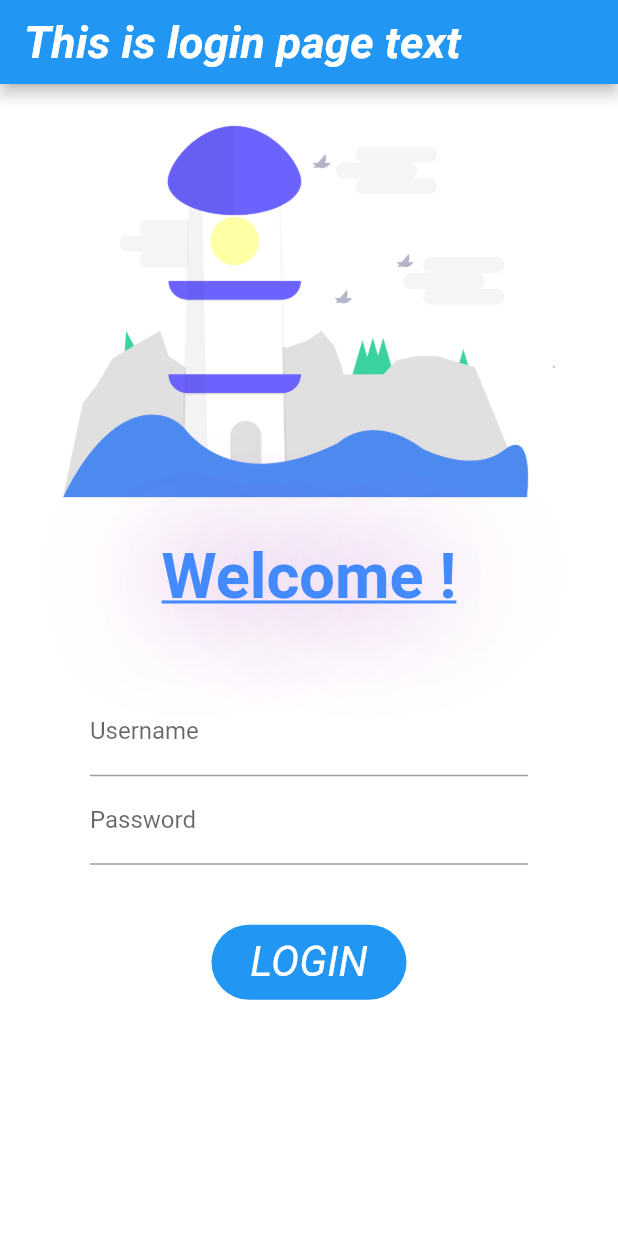
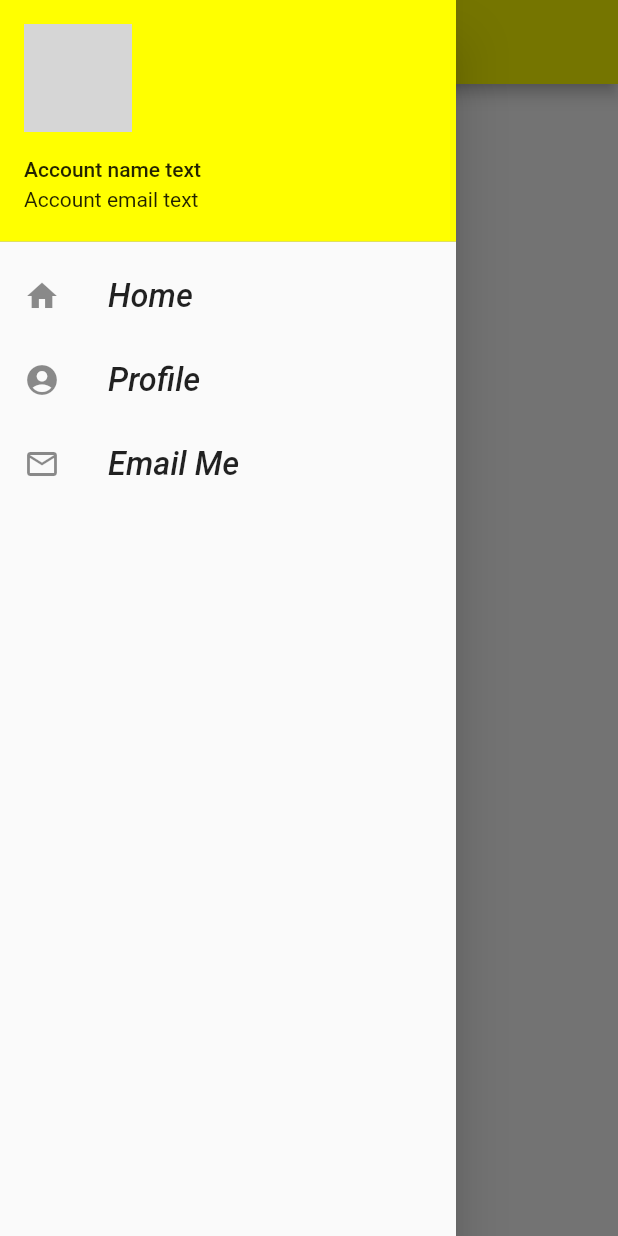
Before and after one commit to AbhiShake1/first_app_flutter, a Flutter app: the screen it shows after launch, with the side drawer open (before the commit the screen has no drawer), on a phone screen of 412 x 824 dp. Run offline on Flutter 3.47's test engine with Material 2 defaults, Android fonts, the light colour scheme and no system bars; network calls fail; grey boxes are pictures that could not be loaded.

Commit message:
NetworkImage, DrawerHeader, CircleAvatar, ListView, Theme.of

```diff
--- a/lib/main.dart
+++ b/lib/main.dart
@@ -2,7 +2,7 @@ import 'package:flutter/material.dart';
 
 import 'page/HomePage.dart';
 import 'page/LoginPage.dart';
-import 'utils/Routes.dart';
+import 'util/Routes.dart';
 
 void main() => runApp(MyApp());
 
@@ -11,7 +11,7 @@ class MyApp extends StatelessWidget {
   Widget build(BuildContext context) {
     return MaterialApp(
       routes: {
-        '/' : (c) => LoginPage(), //by default or if no path found
+        '/' : (c) => HomePage(), //by default or if no path found
         Routes.home : (c) => HomePage(),
         Routes.login : (c) => LoginPage(),
       },
--- a/lib/page/HomePage.dart
+++ b/lib/page/HomePage.dart
@@ -1,4 +1,6 @@
 import 'package:flutter/material.dart';
+
+import '../widget/Drawer.dart';
 
 class HomePage extends StatelessWidget {
   @override
@@ -8,20 +10,23 @@ class HomePage extends StatelessWidget {
       // configs to apply when dark mode
       // theme: named arg for light theme config
       darkTheme: ThemeData(
+        primarySwatch: Colors.red,
         brightness: Brightness.dark,
         appBarTheme: AppBarTheme(
-          color: Colors.deepOrangeAccent,
+          backgroundColor: Colors.red,
+        ),
+      ),
+      theme: ThemeData(
+        primarySwatch: Colors.yellow,
+        appBarTheme: AppBarTheme(
+          backgroundColor: Colors.yellowAccent,
         ),
       ),
       home: Scaffold(
         appBar: AppBar(
-          title: Text("This is app bar"),
+          title: Text("Learning flutter"),
         ),
-        drawer: Drawer(
-          child: Center(
-            child: Text("Drawer"),
-          ),
-        ),
+        drawer: HomeDrawer(),
         body: Center(
           child: Text("This is body"),
         ),
--- a/lib/page/LoginPage.dart
+++ b/lib/page/LoginPage.dart
@@ -1,4 +1,4 @@
-import 'package:first_app_flutter/utils/Routes.dart';
+import 'package:first_app_flutter/util/Routes.dart';
 import 'package:flutter/material.dart';
 import 'package:flutter/painting.dart';
 
@@ -8,8 +8,7 @@ class LoginPage extends StatefulWidget {
 }
 
 class _LoginPageState extends State<LoginPage> {
-  String _name = "";
-  bool _animateLogin = true;
+  var _name = "", _animateLogin = true;
 
   final _formKey = GlobalKey<FormState>();
 
@@ -19,7 +18,7 @@ class _LoginPageState extends State<LoginPage> {
       home: Scaffold(
         appBar: AppBar(
           title: Text(
-            "This is login page text",
+            "First Flutter App",
             style: TextStyle(
               fontSize: 30,
               fontStyle: FontStyle.italic,
@@ -70,8 +69,7 @@ class _LoginPageState extends State<LoginPage> {
                             hintText: "Enter Username",
                           ),
                           onChanged: (v) {
-                            _name = v;
-                            setState(() {});
+                            setState(() => _name = v);
                           },
                           validator: (v) =>
                               v!.isEmpty ? "Username can not be empty" : null,
@@ -87,7 +85,7 @@ class _LoginPageState extends State<LoginPage> {
                           validator: (v) => v!.isEmpty
                               ? "Username can not be empty"
                               : v.length < 8
-                                  ? "Password must contain more than 8 letters"
+                                  ? "Password must contain at least 8 letters"
                                   : null,
                           obscureText:
                               true, // dont show typed text (show dots like password fields)
@@ -104,11 +102,13 @@ class _LoginPageState extends State<LoginPage> {
                   borderRadius: BorderRadius.circular(_animateLogin ? 30 : 50),
                   child: InkWell(
                     onTap: () async {
-                      if(_formKey.currentState!.validate()){
+                      if (_formKey.currentState!.validate()) {
                         setState(() => _animateLogin = false);
-                        await Future.delayed(Duration(
-                          seconds: 1,
-                        ));
+                        await Future.delayed(
+                          Duration(
+                            seconds: 1,
+                          ),
+                        );
                         await Navigator.pushNamed(context, Routes.home);
                         // restore changed button props on back
                         setState(() => _animateLogin = true);
@@ -117,10 +117,10 @@ class _LoginPageState extends State<LoginPage> {
                     // could remove check if we cant go back to login page with same state
                     customBorder:
                         _animateLogin ? StadiumBorder() : CircleBorder(),
+                    // size indicator during ripple
                     highlightColor: Colors.transparent,
-                    // size indicator during ripple
+                    // ripple effect color
                     splashColor: Colors.lightGreenAccent,
-                    // ripple effect color
                     child: AnimatedContainer(
                       duration: Duration(
                         seconds: 1,
@@ -136,6 +136,8 @@ class _LoginPageState extends State<LoginPage> {
                           : Text(
                               "LOGIN",
                               textScaleFactor: 2,
+                              maxLines: 1,
+                              //prevent weird effect when returning back from home
                               style: TextStyle(
                                 color: Colors.white,
                                 //fontWeight: FontWeight.bold,
--- /dev/null
+++ b/lib/widget/Drawer.dart
@@ -0,0 +1,62 @@
+import 'package:first_app_flutter/page/HomePage.dart';
+import 'package:flutter/material.dart';
+
+class HomeDrawer extends StatelessWidget {
+  final _imageUrl =
+      "https://scontent.fktm1-1.fna.fbcdn.net/v/t1.6435-9/46470574_1891233157656811_8439262960253140992_n.jpg?_nc_cat=108&ccb=1-5&_nc_sid=e3f864&_nc_ohc=EgOuepU96YgAX9liZda&_nc_ht=scontent.fktm1-1.fna&oh=6287706ee64d3acb9200886d2ceb3e77&oe=6151A751";
+
+  @override
+  Widget build(BuildContext context) {
+    return Drawer(
+      child: ListView(
+        padding: EdgeInsets.zero,
+        children: <Widget>[
+          DrawerHeader(
+            padding: EdgeInsets.zero,
+            child: UserAccountsDrawerHeader(
+              decoration: BoxDecoration(
+                color: Theme.of(context).appBarTheme.backgroundColor,
+              ),
+              accountEmail: Text("Account email text"),
+              accountName: Text("Account name text"),
+              currentAccountPicture: CircleAvatar(
+                backgroundImage: NetworkImage(_imageUrl),
+              ),
+              margin: EdgeInsets.zero,
+            ),
+          ),
+          ListTile(
+            leading: Icon(Icons.home),
+            title: Text(
+              "Home",
+              textScaleFactor: 1.54,
+              style: TextStyle(
+                fontStyle: FontStyle.italic,
+              ),
+            ),
+          ),
+          ListTile(
+            leading: Icon(Icons.account_circle_rounded),
+            title: Text(
+              "Profile",
+              textScaleFactor: 1.54,
+              style: TextStyle(
+                fontStyle: FontStyle.italic,
+              ),
+            ),
+          ),
+          ListTile(
+            leading: Icon(Icons.mail_outline),
+            title: Text(
+              "Email Me",
+              textScaleFactor: 1.54,
+              style: TextStyle(
+                fontStyle: FontStyle.italic,
+              ),
+            ),
+          ),
+        ],
+      ),
+    );
+  }
+}
```
Also changed, not shown: lib/util/Routes.dart (renamed from lib/utils/Routes.dart).
